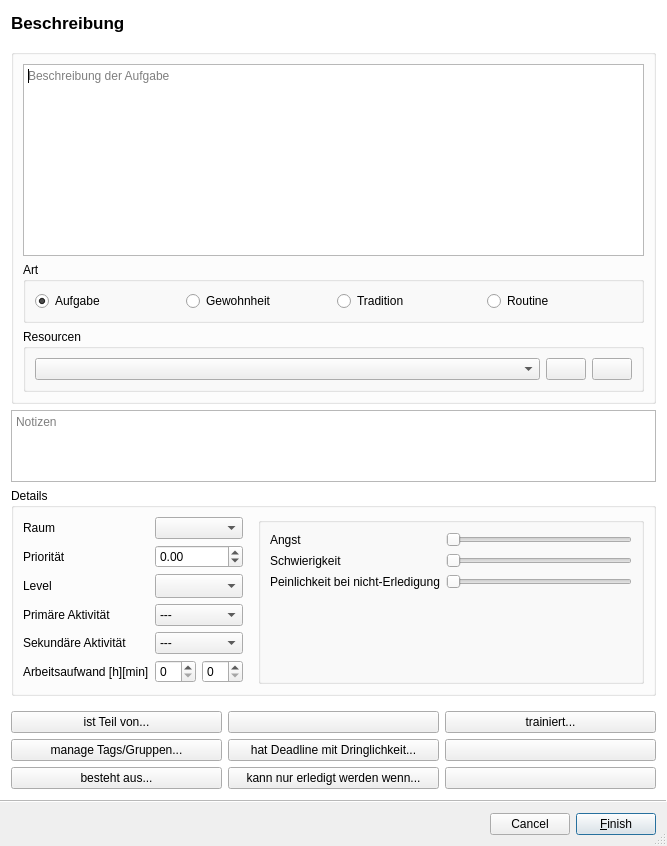
This is src/watnu/ui/task_editor.ui in amogorkon/watnu as Qt 5 draws it before an edit. The edited form follows.
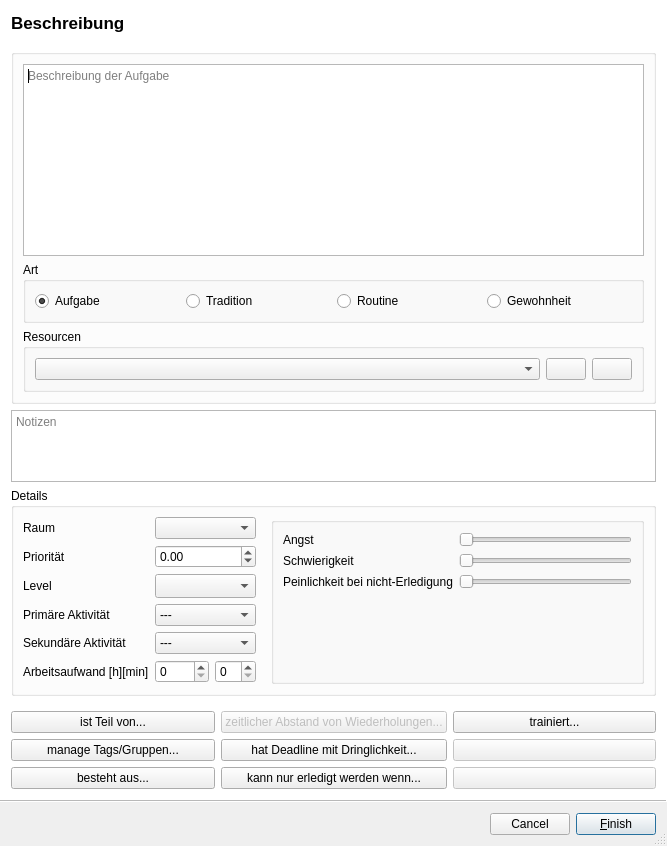
This is the edited form. Icons and pictures are not drawn.

The edit to the form file:
```diff
--- a/src/watnu/ui/task_editor.ui
+++ b/src/watnu/ui/task_editor.ui
@@ -110,16 +110,6 @@
             </attribute>
            </widget>
           </item>
-          <item>
-           <widget class="QRadioButton" name="is_habit">
-            <property name="text">
-             <string>Gewohnheit</string>
-            </property>
-            <attribute name="buttonGroup">
-             <string notr="true">kind_of</string>
-            </attribute>
-           </widget>
-          </item>
           <item>
            <widget class="QRadioButton" name="is_tradition">
             <property name="text">
@@ -140,6 +130,16 @@
             </attribute>
            </widget>
           </item>
+          <item>
+           <widget class="QRadioButton" name="is_habit">
+            <property name="text">
+             <string>Gewohnheit</string>
+            </property>
+            <attribute name="buttonGroup">
+             <string notr="true">kind_of</string>
+            </attribute>
+           </widget>
+          </item>
          </layout>
         </widget>
        </item>
@@ -270,11 +270,14 @@
          </item>
          <item row="1" column="1">
           <widget class="QDoubleSpinBox" name="priority">
+           <property name="decimals">
+            <number>2</number>
+           </property>
            <property name="minimum">
-            <double>-9001.000000000000000</double>
+            <double>-99999.990000000005239</double>
            </property>
            <property name="maximum">
-            <double>9001.000000000000000</double>
+            <double>99999.990000000005239</double>
            </property>
           </widget>
          </item>
@@ -370,7 +373,11 @@
          <item row="6" column="1">
           <layout class="QHBoxLayout" name="horizontalLayout_2">
            <item>
-            <widget class="QSpinBox" name="ETA_hours"/>
+            <widget class="QSpinBox" name="ETA_hours">
+             <property name="maximum">
+              <number>9999</number>
+             </property>
+            </widget>
            </item>
            <item>
             <widget class="QSpinBox" name="ETA_mins"/>
@@ -492,7 +499,7 @@
       <item row="1" column="2">
        <widget class="QPushButton" name="button6">
         <property name="enabled">
-         <bool>true</bool>
+         <bool>false</bool>
         </property>
         <property name="text">
          <string/>
@@ -505,7 +512,7 @@
       <item row="3" column="2">
        <widget class="QPushButton" name="button3">
         <property name="enabled">
-         <bool>true</bool>
+         <bool>false</bool>
         </property>
         <property name="text">
          <string/>
@@ -548,10 +555,10 @@
       <item row="0" column="1">
        <widget class="QPushButton" name="button8">
         <property name="enabled">
-         <bool>true</bool>
+         <bool>false</bool>
         </property>
         <property name="text">
-         <string/>
+         <string>zeitlicher Abstand von Wiederholungen...</string>
         </property>
         <property name="shortcut">
          <string>8</string>
```
